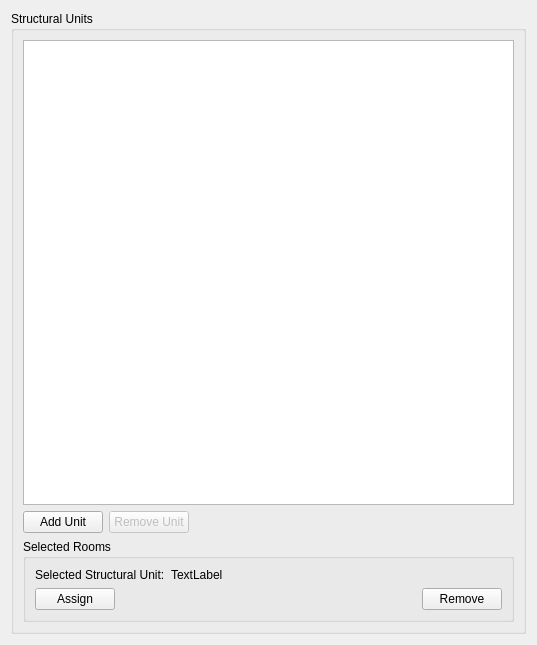
Old version of the form SIM-VICUS/src/SVPropBuildingStructuralUnitWidget.ui in the repository ghorwin/SIM-VICUS.
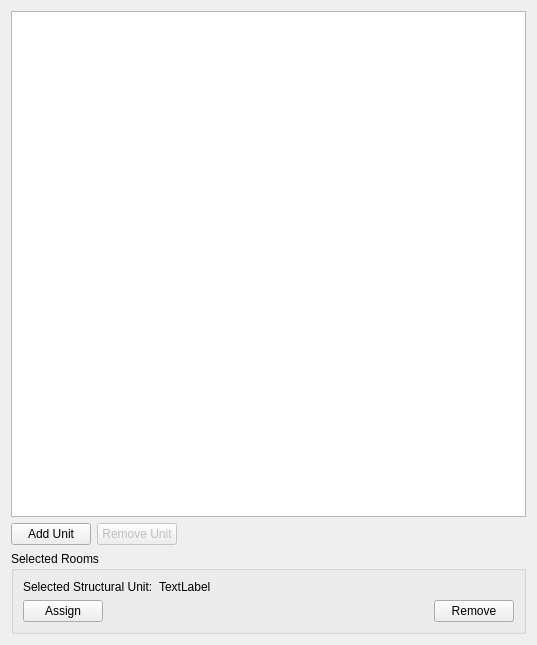
New version of the form. Icons and pictures are not drawn.

Commit message: Removed group box

```diff
--- a/SIM-VICUS/src/SVPropBuildingStructuralUnitWidget.ui
+++ b/SIM-VICUS/src/SVPropBuildingStructuralUnitWidget.ui
@@ -15,15 +15,51 @@
   </property>
   <layout class="QVBoxLayout" name="verticalLayout">
    <item>
-    <widget class="QGroupBox" name="groupBox">
-     <property name="title">
-      <string>Structural Units</string>
-     </property>
-     <layout class="QGridLayout" name="gridLayout">
-      <item row="0" column="0">
        <widget class="QTableWidget" name="tableWidgetStructuralUnit"/>
       </item>
-      <item row="2" column="0">
+   <item>
+    <layout class="QHBoxLayout" name="horizontalLayout_4">
+     <item>
+      <widget class="QPushButton" name="pushButtonAddStructuralUnit">
+       <property name="text">
+        <string>Add Unit</string>
+       </property>
+       <property name="icon">
+        <iconset resource="../resources/SIM-VICUS.qrc">
+         <normaloff>:/gfx/actions/24x24/plus.png</normaloff>:/gfx/actions/24x24/plus.png</iconset>
+       </property>
+      </widget>
+     </item>
+     <item>
+      <widget class="QPushButton" name="pushButtonRemoveStructuralUnit">
+       <property name="enabled">
+        <bool>false</bool>
+       </property>
+       <property name="text">
+        <string>Remove Unit</string>
+       </property>
+       <property name="icon">
+        <iconset resource="../resources/SIM-VICUS.qrc">
+         <normaloff>:/gfx/actions/24x24/minus.png</normaloff>:/gfx/actions/24x24/minus.png</iconset>
+       </property>
+      </widget>
+     </item>
+     <item>
+      <spacer name="horizontalSpacer_2">
+       <property name="orientation">
+        <enum>Qt::Horizontal</enum>
+       </property>
+       <property name="sizeHint" stdset="0">
+        <size>
+         <width>40</width>
+         <height>20</height>
+        </size>
+       </property>
+      </spacer>
+     </item>
+    </layout>
+   </item>
+   <item>
        <widget class="QGroupBox" name="groupBoxSelectedRooms">
         <property name="title">
          <string>Selected Rooms</string>
@@ -75,51 +111,6 @@
               <string>Remove</string>
              </property>
             </widget>
-           </item>
-          </layout>
-         </item>
-        </layout>
-       </widget>
-      </item>
-      <item row="1" column="0">
-       <layout class="QHBoxLayout" name="horizontalLayout_4">
-        <item>
-         <widget class="QPushButton" name="pushButtonAddStructuralUnit">
-          <property name="text">
-           <string>Add Unit</string>
-          </property>
-          <property name="icon">
-           <iconset resource="../resources/SIM-VICUS.qrc">
-            <normaloff>:/gfx/actions/24x24/plus.png</normaloff>:/gfx/actions/24x24/plus.png</iconset>
-          </property>
-         </widget>
-        </item>
-        <item>
-         <widget class="QPushButton" name="pushButtonRemoveStructuralUnit">
-          <property name="enabled">
-           <bool>false</bool>
-          </property>
-          <property name="text">
-           <string>Remove Unit</string>
-          </property>
-          <property name="icon">
-           <iconset resource="../resources/SIM-VICUS.qrc">
-            <normaloff>:/gfx/actions/24x24/minus.png</normaloff>:/gfx/actions/24x24/minus.png</iconset>
-          </property>
-         </widget>
-        </item>
-        <item>
-         <spacer name="horizontalSpacer_2">
-          <property name="orientation">
-           <enum>Qt::Horizontal</enum>
-          </property>
-          <property name="sizeHint" stdset="0">
-           <size>
-            <width>40</width>
-            <height>20</height>
-           </size>
-          </property>
-         </spacer>
         </item>
        </layout>
       </item>
```
Lines whose indentation alone changed are shown as unchanged.
